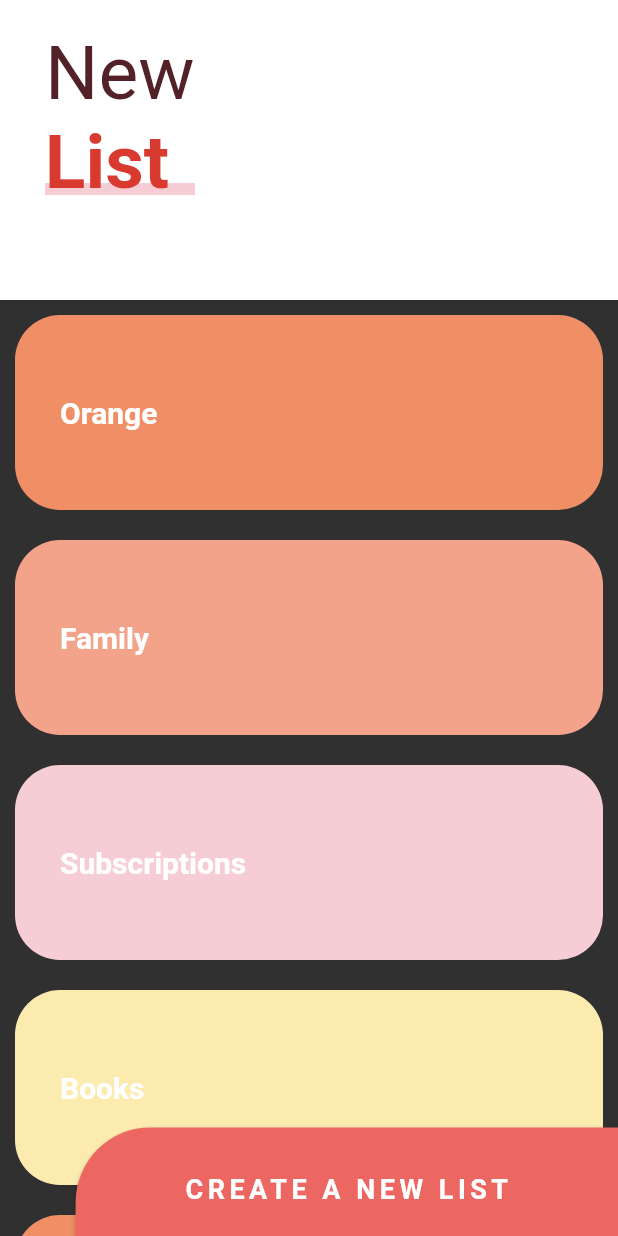
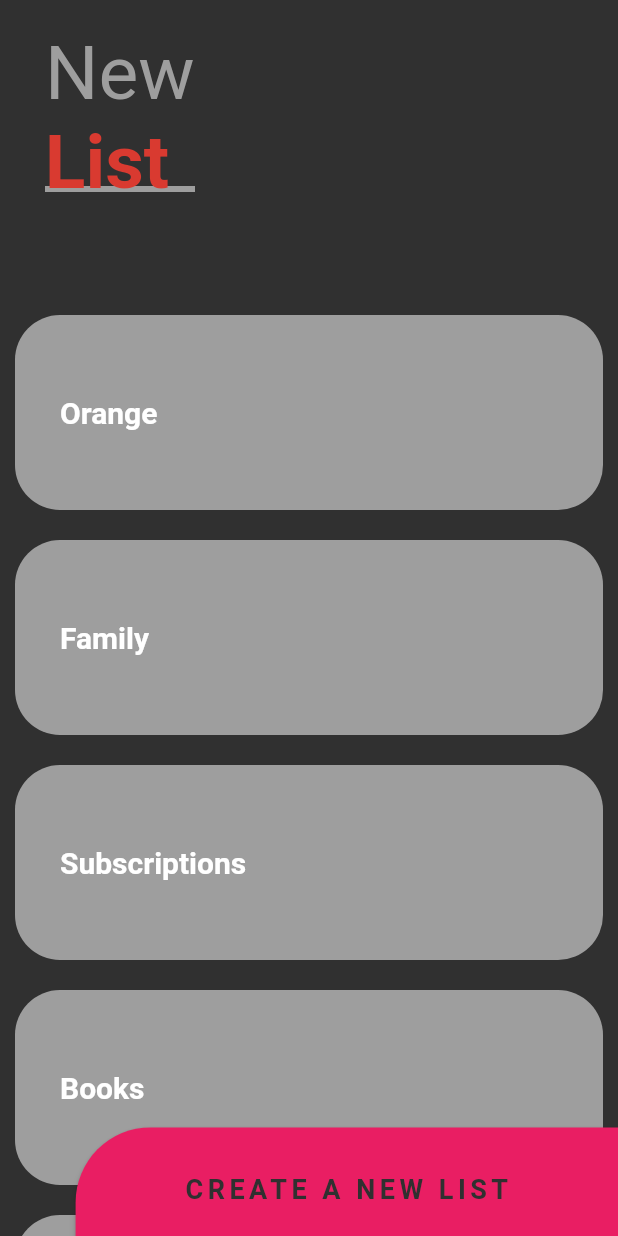
Before and after one commit to FKSAxell/temas, a Flutter app: the SliverListPage screen opened directly, on a phone screen of 412 x 824 dp. Run offline on Flutter 3.47's test engine with Material 2 defaults, Android fonts, the phone set to English and light mode, and no system bars; our stand-ins replace animate_do, flutter_svg, font_awesome_flutter.

Commit message:
Fin custom theme

```diff
--- a/lib/src/pages/pinterest_page.dart
+++ b/lib/src/pages/pinterest_page.dart
@@ -2,6 +2,8 @@ import 'package:flutter/material.dart';
 import 'package:flutter_staggered_grid_view/flutter_staggered_grid_view.dart';
 import 'package:temas/src/widgets/pinterest_menu.dart';
 import 'package:provider/provider.dart';
+
+import '../theme/theme.dart';
 
 class PinterestPage extends StatelessWidget {
   @override
@@ -26,6 +28,7 @@ class _PinterestMenuLocation extends StatelessWidget {
   Widget build(BuildContext context) {
     final mostrar = Provider.of<_MenuModel>(context).mostrar;
     final widthPantalla = MediaQuery.of(context).size.width;
+    final appTheme = Provider.of<ThemeChanger>(context).currentTheme;
     return Positioned(
         bottom: 30,
         child: Container(
@@ -34,6 +37,8 @@ class _PinterestMenuLocation extends StatelessWidget {
           child: Align(
             child: PinterestMenu(
               mostrar: mostrar,
+              backgroundColor: appTheme.scaffoldBackgroundColor,
+              activeColor: appTheme.accentColor,
               items: [
                 PinterestButtom(
                     icon: Icons.pie_chart,
--- a/lib/src/pages/sliver_list_page.dart
+++ b/lib/src/pages/sliver_list_page.dart
@@ -1,5 +1,8 @@
 import 'package:flutter/material.dart';
 import 'package:flutter/services.dart';
+import 'package:provider/provider.dart';
+
+import '../theme/theme.dart';
 
 class SliverListPage extends StatelessWidget {
   @override
@@ -23,11 +26,15 @@ class _BotonNewList extends StatelessWidget {
   @override
   Widget build(BuildContext context) {
     final size = MediaQuery.of(context).size;
+    final appTheme = Provider.of<ThemeChanger>(context);
 
     return ButtonTheme(
       child: ElevatedButton(
         style: ButtonStyle(
-          backgroundColor: MaterialStateProperty.all<Color>(Color(0xffED6762)),
+          backgroundColor: (appTheme.darkTheme)
+              ? MaterialStateProperty.all<Color>(
+                  appTheme.currentTheme.accentColor)
+              : MaterialStateProperty.all<Color>(Color(0xffED6762)),
           shape: MaterialStateProperty.all<RoundedRectangleBorder>(
             RoundedRectangleBorder(
               borderRadius: BorderRadius.only(
@@ -43,7 +50,7 @@ class _BotonNewList extends StatelessWidget {
             child: Text(
               'CREATE A NEW LIST',
               style: TextStyle(
-                  color: Colors.white,
+                  color: appTheme.currentTheme.scaffoldBackgroundColor,
                   fontSize: 18,
                   fontWeight: FontWeight.bold,
                   letterSpacing: 3),
@@ -78,6 +85,7 @@ class _MainScroll extends StatelessWidget {
 
   @override
   Widget build(BuildContext context) {
+    final appTheme = Provider.of<ThemeChanger>(context).currentTheme;
     return CustomScrollView(
       slivers: [
         // SliverAppBar(
@@ -92,7 +100,7 @@ class _MainScroll extends StatelessWidget {
             maxHeight: 200,
             child: Container(
               alignment: Alignment.centerLeft,
-              color: Colors.white,
+              color: appTheme.scaffoldBackgroundColor,
               child: _Titulo(),
             ),
           ),
@@ -145,6 +153,7 @@ class _SliverCustomHeaderDelegate extends SliverPersistentHeaderDelegate {
 class _Titulo extends StatelessWidget {
   @override
   Widget build(BuildContext context) {
+    final appTheme = Provider.of<ThemeChanger>(context);
     return SafeArea(
       child: Column(
         children: [
@@ -156,7 +165,7 @@ class _Titulo extends StatelessWidget {
             child: Text(
               "New",
               style: TextStyle(
-                color: Color(0xff532128),
+                color: (appTheme.darkTheme) ? Colors.grey : Color(0xff532128),
                 fontSize: 50,
               ),
             ),
@@ -167,11 +176,11 @@ class _Titulo extends StatelessWidget {
                 width: 100,
               ),
               Positioned(
-                bottom: 8,
+                bottom: 10,
                 child: Container(
-                  width: 120,
-                  height: 8,
-                  color: Color(0xfff7cdd5),
+                  width: 140,
+                  height: 4,
+                  color: (appTheme.darkTheme) ? Colors.grey : Color(0xfff7cdd5),
                 ),
               ),
               Container(
@@ -220,16 +229,22 @@ class _ListItem extends StatelessWidget {
   const _ListItem(this.titulo, this.color);
   @override
   Widget build(BuildContext context) {
+    final appTheme = Provider.of<ThemeChanger>(context);
     return Container(
       alignment: Alignment.centerLeft,
       padding: EdgeInsets.all(30),
-      child: Text(titulo,
-          style: TextStyle(
-              color: Colors.white, fontWeight: FontWeight.bold, fontSize: 20)),
+      child: Text(
+        titulo,
+        style: TextStyle(
+          color: Colors.white,
+          fontWeight: FontWeight.bold,
+          fontSize: 20,
+        ),
+      ),
       height: 130,
       margin: EdgeInsets.all(10),
       decoration: BoxDecoration(
-        color: color,
+        color: (appTheme.darkTheme) ? Colors.grey : color,
         borderRadius: BorderRadius.circular(30),
       ),
     );
```
Also changed, not shown: lib/src/pages/graficas_circulares_page.dart (+12 -4 lines), lib/src/pages/headers_page.dart (+8 -1 lines), lib/src/pages/launcher_page.dart (+10 -1 lines), lib/src/theme/theme.dart (+12 -3 lines), lib/src/widgets/headers.dart (+9 -2 lines), 1 other file.
